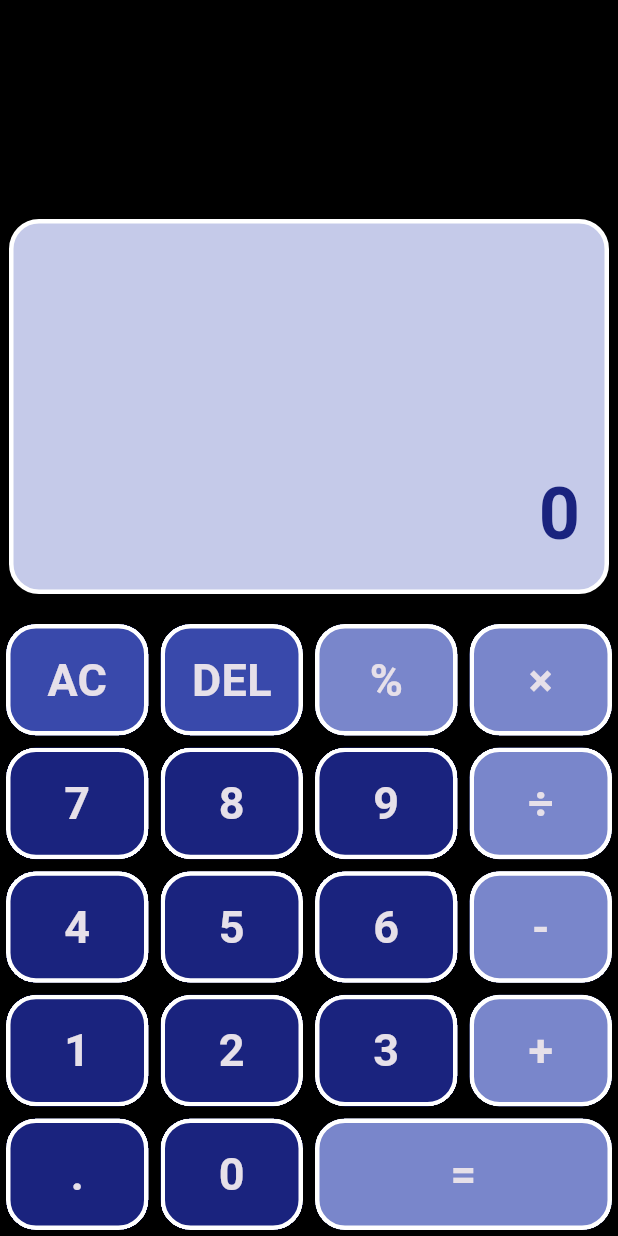
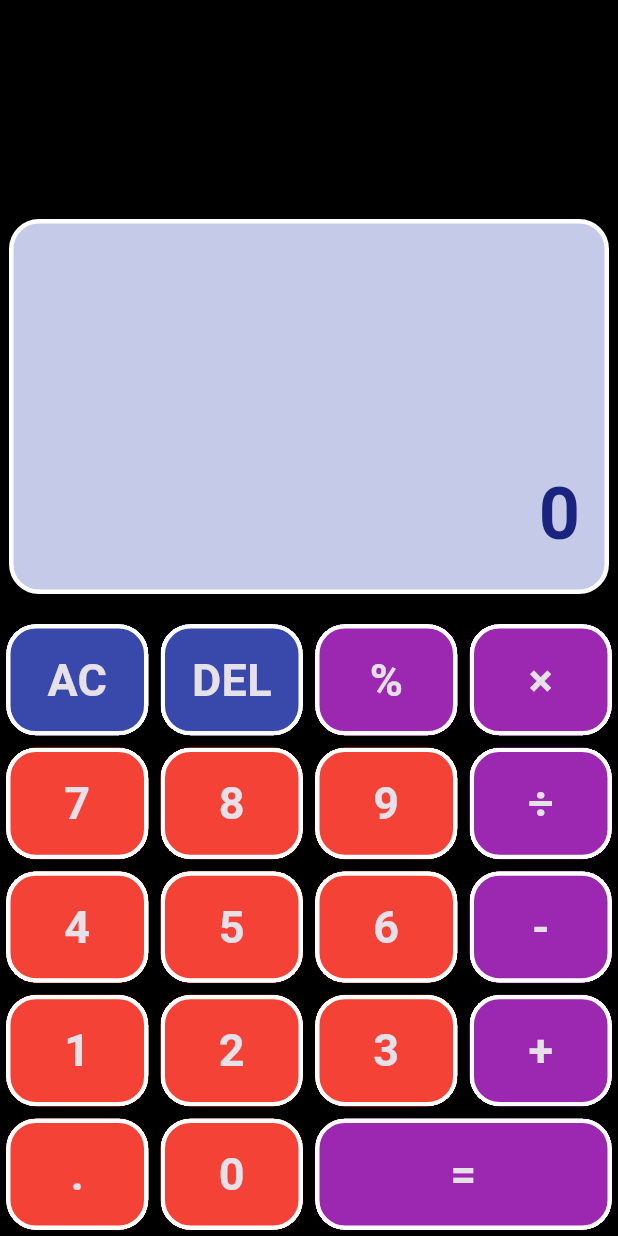
Before and after one commit to buddhadevyash/DJSComputeTask2FD, a Flutter app: the screen it shows after launch, on a phone screen of 412 x 824 dp. Run offline on Flutter 3.47's test engine with Material 3 defaults, Android fonts, the light colour scheme and no system bars.

Commit message:
color changed

```diff
--- a/lib/calculator_screen.dart
+++ b/lib/calculator_screen.dart
@@ -304,7 +304,7 @@ class _CalculatorScreenState extends State<CalculatorScreen> {
       Button.divide,
       Button.calculate,
     ].contains(value)
-        ? Colors.indigo.shade300
-        : Colors.indigo.shade900;
+        ? Colors.purple
+        : Colors.red;
   }
 }
```
Also changed, not shown: pubspec.lock.
